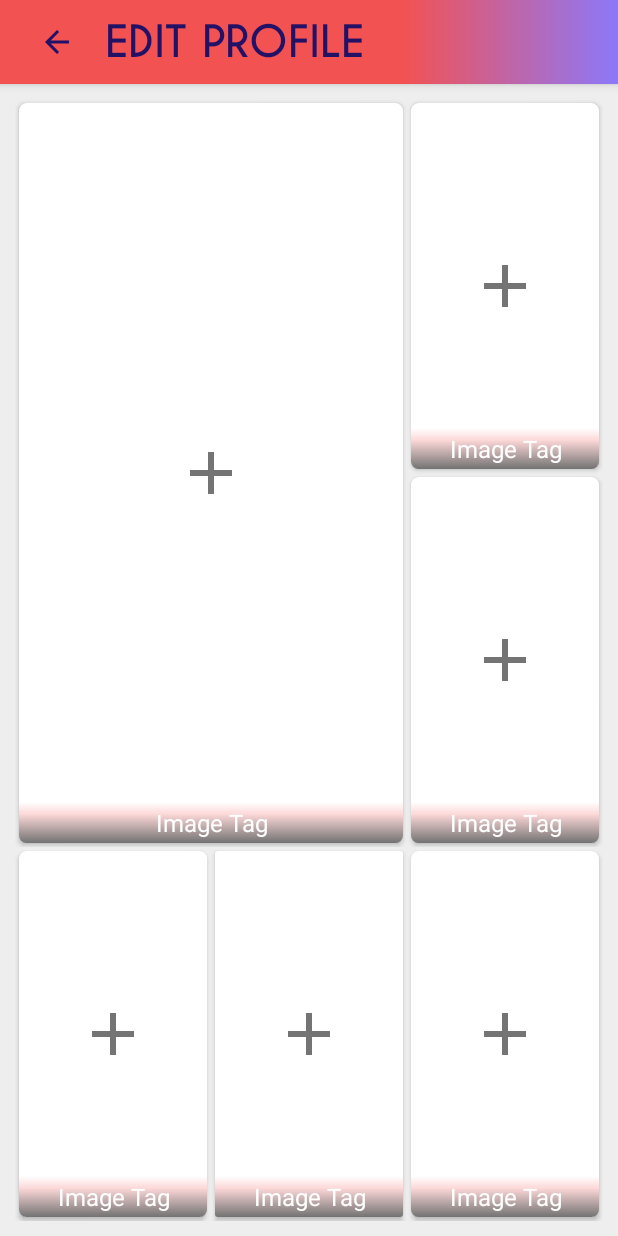
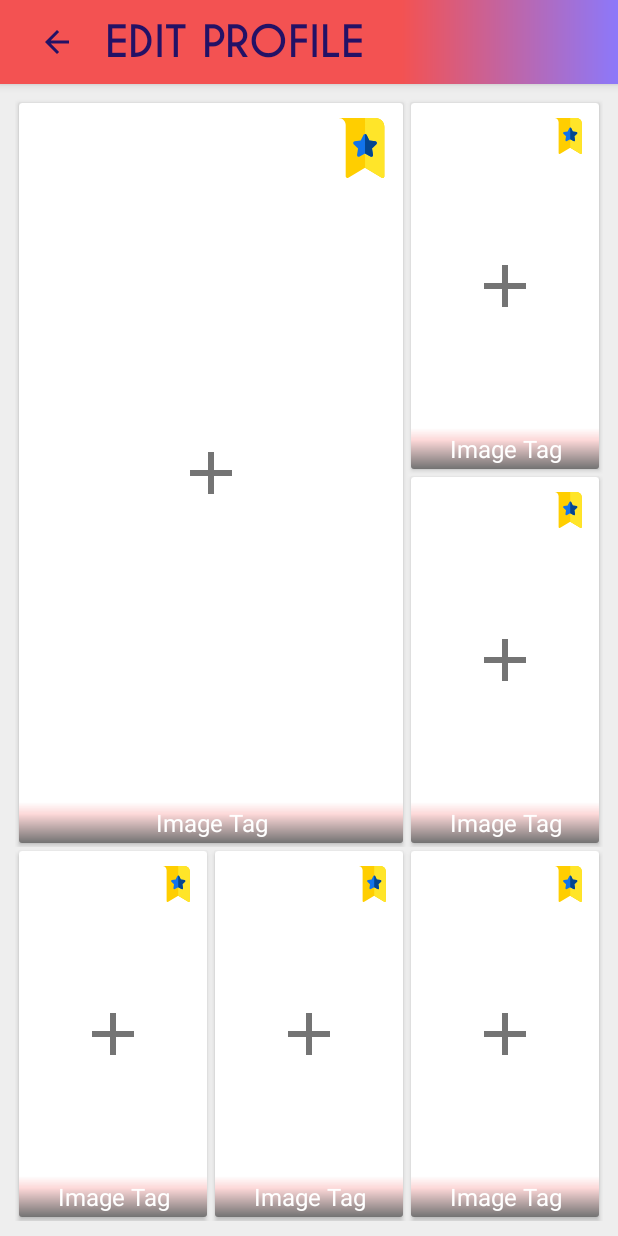
Before and after one commit to Aryabodhi/Seeker_UI, an Android app: the AddEditProfileImages screen opened directly, with no data from a screen before it, on a phone screen of 412 x 824 dp. Run offline under Robolectric (Android 15) with nearby library versions, the phone set to English and light mode, and no system bars; our stand-ins replace Picasso.

```diff
--- /dev/null
+++ b/app/src/main/res/drawable-anydpi/bookmark.xml
@@ -0,0 +1,23 @@
+<?xml version="1.0" encoding="utf-8"?>
+<vector xmlns:android="http://schemas.android.com/apk/res/android"
+    android:width="512dp"
+    android:height="512dp"
+    android:viewportWidth="512"
+    android:viewportHeight="512">
+
+    <path
+        android:fillColor="#00FFB229"
+        android:pathData="M159.057,22.236C145.097,7.896,126.259,0,106,0H91C57.863,0,31,26.862,31,60c0,38.643,0,65.357,0,105 c0,8.291,6.709,15,15,15h120c8.291,0,15-6.709,15-15V75C181,54.741,173.104,35.903,159.057,22.236z" />
+    <path
+        android:fillColor="#FFCE00"
+        android:pathData="M481,75v421.854c0,12.299-13.2,18.9-22.8,12.9L316,424.252l-142.2,85.501 c-10.501,5.7-22.8-1.199-22.8-12.9V60c0-30.3-24.3-60-60-60h315C447.4,0,481,33.6,481,75z" />
+    <path
+        android:fillColor="#FFE529"
+        android:pathData="M481,75v421.854c0,12.299-13.2,18.9-22.8,12.9L316,424.252V0h90C447.4,0,481,33.6,481,75z" />
+    <path
+        android:fillColor="#1273EB"
+        android:pathData="M404.5,198.6l-51.901-7.5L329.5,144c-2.701-5.099-8.101-7.8-13.5-7.8s-10.8,2.701-13.5,7.8 l-23.099,47.1l-51.901,7.5c-12.299,1.8-17.1,16.8-8.399,25.499l37.5,36.601l-8.701,51.899c-2.1,12.001,10.801,21.601,21.601,15.601 l46.5-24.3l46.5,24.3c10.8,6,23.701-3.6,21.601-15.601l-8.701-51.899l37.5-36.601C421.601,215.4,416.8,200.4,404.5,198.6z" />
+    <path
+        android:fillColor="#04458F"
+        android:pathData="M412.899,224.099l-37.5,36.601l8.701,51.899c2.1,12.001-10.801,21.601-21.601,15.601L316,303.9 V136.199c5.4,0,10.8,2.701,13.5,7.8l23.099,47.1l51.901,7.5C416.8,200.4,421.601,215.4,412.899,224.099z" />
+</vector>
--- a/app/src/main/res/layout/activity_add_edit_profile_images.xml
+++ b/app/src/main/res/layout/activity_add_edit_profile_images.xml
@@ -35,8 +35,7 @@
                 android:layout_margin="2.5dp"
                 android:clickable="true"
                 android:foreground="?attr/selectableItemBackground"
-                android:layout_weight="1"
-                app:cardCornerRadius="5dp">
+                android:layout_weight="1">
 
                 <androidx.constraintlayout.widget.ConstraintLayout
                     android:layout_width="match_parent"
@@ -51,6 +50,14 @@
                         android:layout_width="match_parent"
                         android:layout_height="match_parent"
                         />
+
+                    <ImageView
+                        android:layout_margin="10dp"
+                        android:layout_width="40dp"
+                        android:layout_height="40dp"
+                        android:src="@drawable/bookmark"
+                        app:layout_constraintEnd_toEndOf="parent"
+                        app:layout_constraintTop_toTopOf="parent" />
 
 
                     <TextView
@@ -85,8 +92,7 @@
                     android:clickable="true"
 
                     android:foreground="?attr/selectableItemBackground"
-                    android:layout_weight="1"
-                    app:cardCornerRadius="5dp">
+                    android:layout_weight="1">
 
                     <androidx.constraintlayout.widget.ConstraintLayout
                         android:layout_width="match_parent"
@@ -101,6 +107,14 @@
                             android:layout_width="match_parent"
                             android:layout_height="match_parent"
                             />
+
+                        <ImageView
+                            android:layout_margin="10dp"
+                            android:layout_width="24dp"
+                            android:layout_height="24dp"
+                            android:src="@drawable/bookmark"
+                            app:layout_constraintEnd_toEndOf="parent"
+                            app:layout_constraintTop_toTopOf="parent" />
 
 
                         <TextView
@@ -127,8 +141,7 @@
                     android:layout_margin="2.5dp"
                     android:layout_weight="1"
                     android:clickable="true"
-                    android:foreground="?attr/selectableItemBackground"
-                    app:cardCornerRadius="5dp">
+                    android:foreground="?attr/selectableItemBackground">
 
                     <androidx.constraintlayout.widget.ConstraintLayout
                         android:layout_width="match_parent"
@@ -143,6 +156,14 @@
                             android:layout_width="match_parent"
                             android:layout_height="match_parent"
                             />
+
+                        <ImageView
+                            android:layout_margin="10dp"
+                            android:layout_width="24dp"
+                            android:layout_height="24dp"
+                            android:src="@drawable/bookmark"
+                            app:layout_constraintEnd_toEndOf="parent"
+                            app:layout_constraintTop_toTopOf="parent" />
 
 
                         <TextView
@@ -180,8 +201,7 @@
                 android:layout_margin="2.5dp"
                 android:layout_weight="1"
                 android:clickable="true"
-                android:foreground="?attr/selectableItemBackground"
-                app:cardCornerRadius="5dp">
+                android:foreground="?attr/selectableItemBackground">
 
                 <androidx.constraintlayout.widget.ConstraintLayout
                     android:layout_width="match_parent"
@@ -196,6 +216,14 @@
                         android:layout_width="match_parent"
                         android:layout_height="match_parent"
                         />
+
+                    <ImageView
+                        android:layout_margin="10dp"
+                        android:layout_width="24dp"
+                        android:layout_height="24dp"
+                        android:src="@drawable/bookmark"
+                        app:layout_constraintEnd_toEndOf="parent"
+                        app:layout_constraintTop_toTopOf="parent" />
 
 
                     <TextView
@@ -237,6 +265,14 @@
                         android:layout_height="match_parent"
                         />
 
+                    <ImageView
+                        android:layout_margin="10dp"
+                        android:layout_width="24dp"
+                        android:layout_height="24dp"
+                        android:src="@drawable/bookmark"
+                        app:layout_constraintEnd_toEndOf="parent"
+                        app:layout_constraintTop_toTopOf="parent" />
+
 
                     <TextView
                         android:id="@+id/profile_image_5_tag"
@@ -261,8 +297,7 @@
                 android:layout_margin="2.5dp"
                 android:layout_weight="1"
                 android:clickable="true"
-                android:foreground="?attr/selectableItemBackground"
-                app:cardCornerRadius="5dp">
+                android:foreground="?attr/selectableItemBackground">
 
                 <androidx.constraintlayout.widget.ConstraintLayout
                     android:layout_width="match_parent"
@@ -277,6 +312,14 @@
                         android:layout_width="match_parent"
                         android:layout_height="match_parent"
                         />
+
+                    <ImageView
+                        android:layout_margin="10dp"
+                        android:layout_width="24dp"
+                        android:layout_height="24dp"
+                        android:src="@drawable/bookmark"
+                        app:layout_constraintEnd_toEndOf="parent"
+                        app:layout_constraintTop_toTopOf="parent" />
 
 
                     <TextView
```
